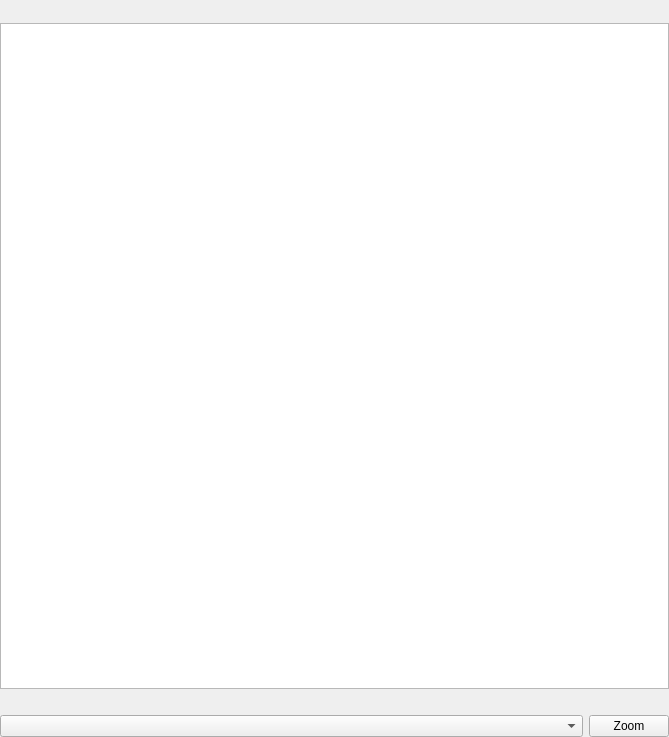
This is vertex_compare/ui/vertex_list.ui in north-road/vertex_compare as Qt 5 draws it before an edit. The edited form follows.
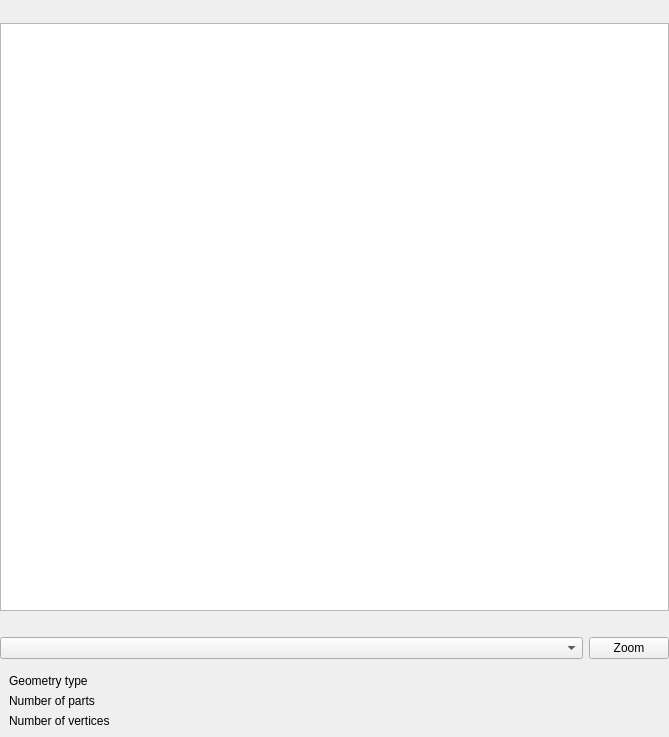
This is the edited form.

Commit message: Show summary of geometry information

What changed in the file:
```diff
--- a/vertex_compare/ui/vertex_list.ui
+++ b/vertex_compare/ui/vertex_list.ui
@@ -29,8 +29,8 @@
    <item row="0" column="0">
     <widget class="QToolBar" name="toolbar"/>
    </item>
-   <item row="3" column="0">
-    <widget class="QComboBox" name="feature_combo"/>
+   <item row="1" column="0" colspan="2">
+    <widget class="QTableView" name="table_view"/>
    </item>
    <item row="3" column="1">
     <widget class="QPushButton" name="button_zoom">
@@ -46,8 +46,56 @@
      </property>
     </widget>
    </item>
-   <item row="1" column="0" colspan="2">
-    <widget class="QTableView" name="table_view"/>
+   <item row="3" column="0">
+    <widget class="QComboBox" name="feature_combo"/>
+   </item>
+   <item row="4" column="0" colspan="2">
+    <widget class="QWidget" name="widget" native="true">
+     <layout class="QGridLayout" name="gridLayout_3" columnstretch="0,1">
+      <item row="0" column="1">
+       <widget class="QLabel" name="label_geometry_type">
+        <property name="text">
+         <string/>
+        </property>
+       </widget>
+      </item>
+      <item row="1" column="0">
+       <widget class="QLabel" name="label">
+        <property name="text">
+         <string>Number of parts</string>
+        </property>
+       </widget>
+      </item>
+      <item row="1" column="1">
+       <widget class="QLabel" name="label_part_count">
+        <property name="text">
+         <string/>
+        </property>
+       </widget>
+      </item>
+      <item row="0" column="0">
+       <widget class="QLabel" name="label_2">
+        <property name="text">
+         <string>Geometry type</string>
+        </property>
+       </widget>
+      </item>
+      <item row="2" column="0">
+       <widget class="QLabel" name="label_3">
+        <property name="text">
+         <string>Number of vertices</string>
+        </property>
+       </widget>
+      </item>
+      <item row="2" column="1">
+       <widget class="QLabel" name="label_vertex_count">
+        <property name="text">
+         <string/>
+        </property>
+       </widget>
+      </item>
+     </layout>
+    </widget>
    </item>
   </layout>
  </widget>
```
The commit also changes 1 other file.
